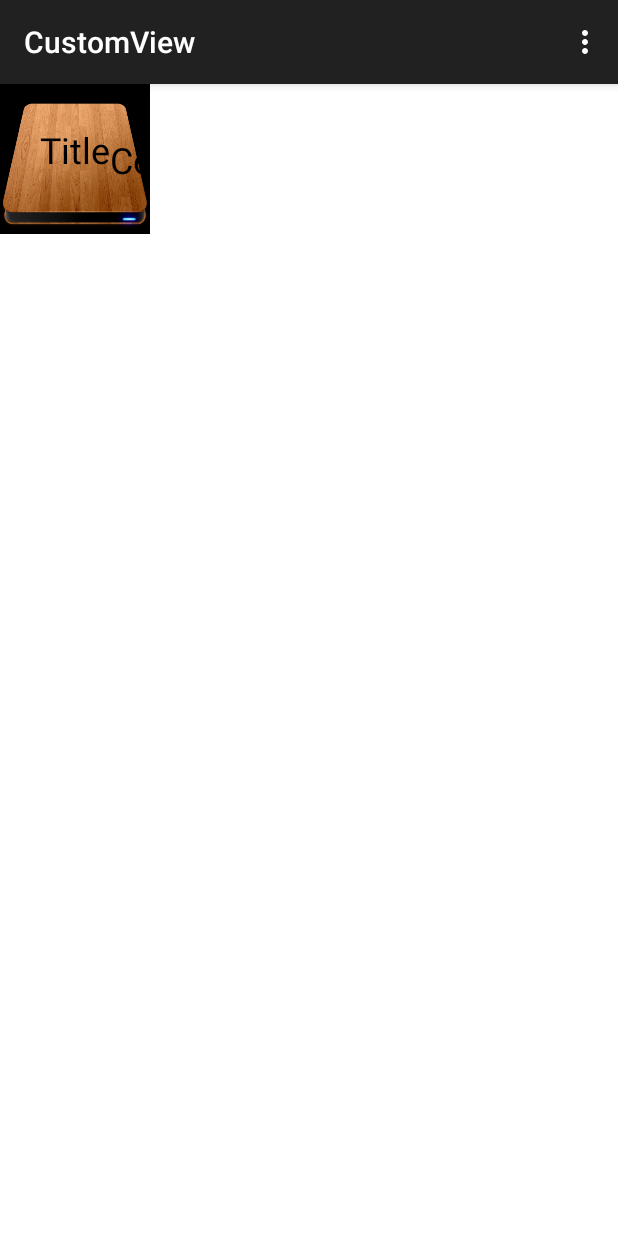
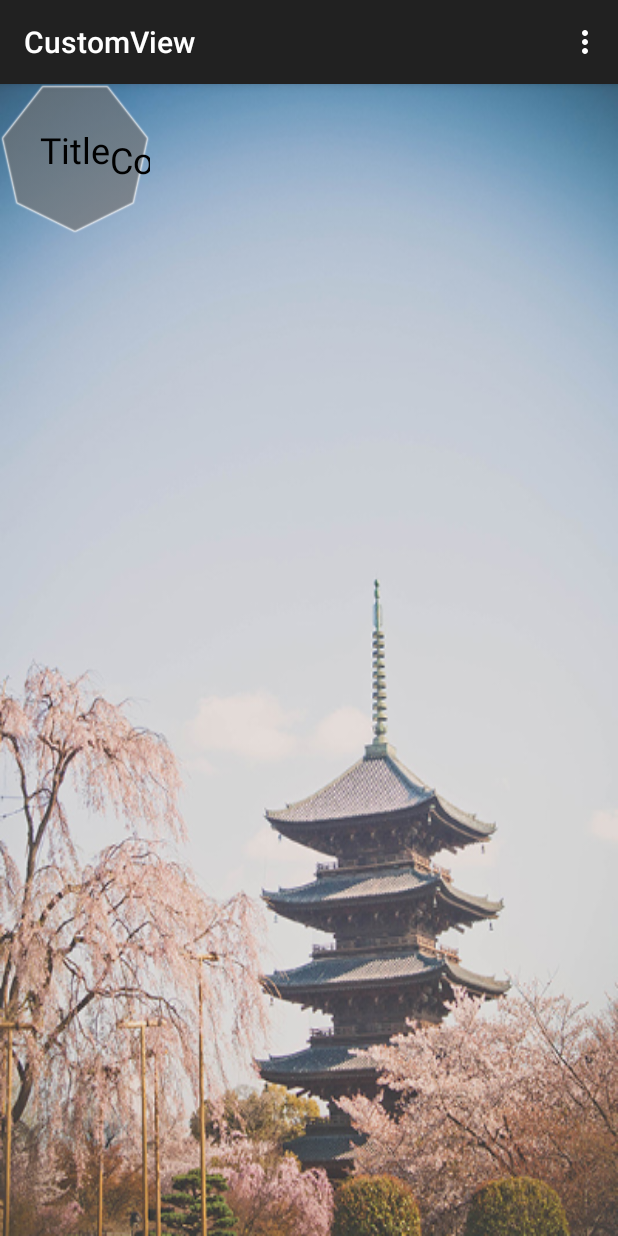
Before and after one commit to nevenisnoob-not-in-use/GlassDialog, an Android app: the screen it shows after launch (MainActivity), on a phone screen of 412 x 824 dp. Run offline under Robolectric (Android 15) with nearby library versions, the phone set to English and light mode, and no system bars.

Commit message:
pic added

```diff
--- a/app/src/main/res/layout/activity_main.xml
+++ b/app/src/main/res/layout/activity_main.xml
@@ -2,7 +2,7 @@
     xmlns:tools="http://schemas.android.com/tools"
     xmlns:custom="http://schemas.android.com/apk/res-auto"
     android:id="@+id/mainLayout"
-    android:background="@android:color/white"
+    android:background="@drawable/background"
     android:layout_width="match_parent"
     android:layout_height="match_parent"
 
@@ -12,7 +12,7 @@
         android:id="@+id/glass"
         android:layout_width="100dp"
         android:layout_height="100dp"
-        android:background="@android:color/black"
+
 
         custom:glassTextSize="24sp"
         custom:glassTextTitle="Title"
```
Also changed, not shown: glassdialog/src/main/res/drawable-xhdpi/background.jpg (added), glassdialog/src/main/res/drawable-xhdpi/glass.png, 1 other file.
